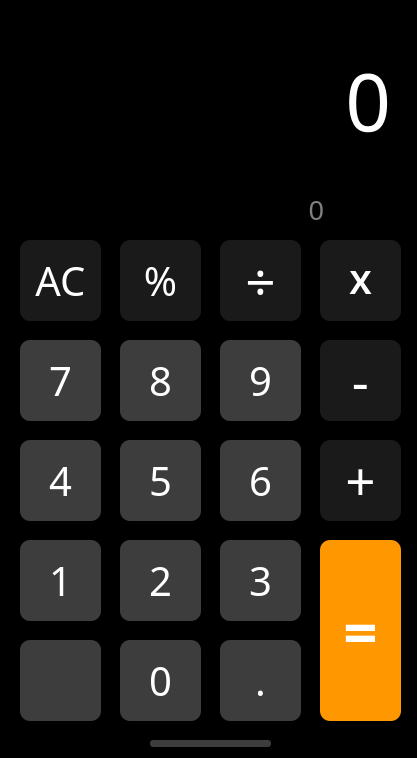
The window that src/uixml/main_screen.ui (NelMatrix743/Dentaku-desktop) describes before a commit, drawn with Qt 5.
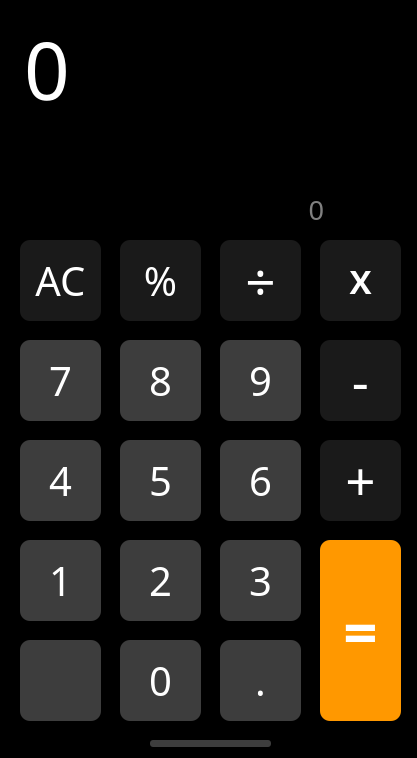
The same window after the commit. Icons and pictures are not drawn. Custom widgets are drawn as their Qt base class.

Commit message: refactor(ui): Change screen widget promotions to newly implemented classes

The edit to the form file:
```diff
--- a/src/uixml/main_screen.ui
+++ b/src/uixml/main_screen.ui
@@ -31,6 +31,15 @@
     <height>758</height>
    </size>
   </property>
+  <property name="font">
+   <font>
+    <family>SF Pro Rounded</family>
+    <pointsize>20</pointsize>
+   </font>
+  </property>
+  <property name="cursor">
+   <cursorShape>ArrowCursor</cursorShape>
+  </property>
   <property name="windowTitle">
    <string>DENTAKU</string>
   </property>
@@ -699,7 +708,7 @@
      </size>
     </property>
    </widget>
-   <widget class="CalculatorScreen" name="res_screen">
+   <widget class="ResultScreen" name="res_screen">
     <property name="geometry">
      <rect>
       <x>20</x>
@@ -727,48 +736,6 @@
      <set>Qt::AlignRight|Qt::AlignTrailing|Qt::AlignVCenter</set>
     </property>
    </widget>
-   <widget class="CalculatorScreen" name="expr_screen">
-    <property name="geometry">
-     <rect>
-      <x>20</x>
-      <y>20</y>
-      <width>371</width>
-      <height>161</height>
-     </rect>
-    </property>
-    <property name="font">
-     <font>
-      <family>SF Pro Rounded</family>
-      <pointsize>60</pointsize>
-      <weight>50</weight>
-      <bold>false</bold>
-      <underline>false</underline>
-      <strikeout>false</strikeout>
-      <kerning>true</kerning>
-     </font>
-    </property>
-    <property name="layoutDirection">
-     <enum>Qt::LeftToRight</enum>
-    </property>
-    <property name="styleSheet">
-     <string notr="true">color: white;</string>
-    </property>
-    <property name="text">
-     <string>0</string>
-    </property>
-    <property name="textFormat">
-     <enum>Qt::AutoText</enum>
-    </property>
-    <property name="alignment">
-     <set>Qt::AlignRight|Qt::AlignTrailing|Qt::AlignVCenter</set>
-    </property>
-    <property name="wordWrap">
-     <bool>true</bool>
-    </property>
-    <property name="margin">
-     <number>0</number>
-    </property>
-   </widget>
    <widget class="QWidget" name="widget" native="true">
     <property name="geometry">
      <rect>
@@ -783,11 +750,49 @@
 border-radius: 3px;</string>
     </property>
    </widget>
+   <widget class="MainScreen" name="main_screen">
+    <property name="geometry">
+     <rect>
+      <x>20</x>
+      <y>10</y>
+      <width>381</width>
+      <height>161</height>
+     </rect>
+    </property>
+    <property name="font">
+     <font>
+      <family>SF Pro Rounded</family>
+      <pointsize>-1</pointsize>
+     </font>
+    </property>
+    <property name="styleSheet">
+     <string notr="true">QPlainTextEdit {
+	color: white;
+	border: none;
+	font-family: &quot;SF Pro Rounded&quot;;
+	font-size: 80px;
+}</string>
+    </property>
+    <property name="readOnly">
+     <bool>true</bool>
+    </property>
+    <property name="plainText">
+     <string>0</string>
+    </property>
+    <property name="placeholderText">
+     <string>0</string>
+    </property>
+   </widget>
   </widget>
  </widget>
  <customwidgets>
   <customwidget>
-   <class>CalculatorScreen</class>
+   <class>MainScreen</class>
+   <extends>QPlainTextEdit</extends>
+   <header>uipython/main_screen.h</header>
+  </customwidget>
+  <customwidget>
+   <class>ResultScreen</class>
    <extends>QLabel</extends>
    <header>uipython/calculator_screen.h</header>
   </customwidget>
```
Left out of the diff: 2 changed lines with no effect on the pictures.
